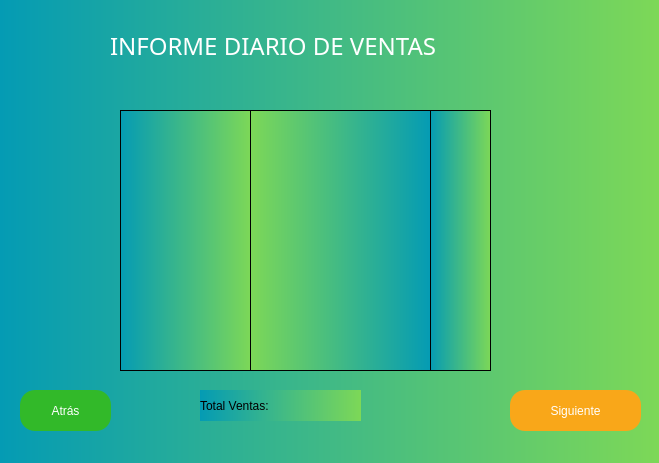
Yohan205/ProjectInventory, file Inventario.ui: the form before one commit.
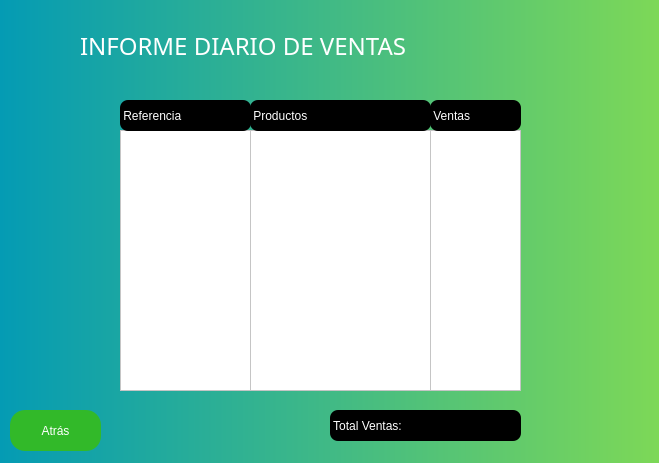
The form after the commit. Icons and pictures are not drawn.

The edit to the form file:
```diff
--- a/Inventario.ui
+++ b/Inventario.ui
@@ -27,9 +27,9 @@
    <widget class="QLabel" name="tittleDi">
     <property name="geometry">
      <rect>
-      <x>110</x>
+      <x>80</x>
       <y>30</y>
-      <width>401</width>
+      <width>491</width>
       <height>31</height>
      </rect>
     </property>
@@ -55,8 +55,8 @@
    <widget class="QPushButton" name="btnBackDi">
     <property name="geometry">
      <rect>
-      <x>20</x>
-      <y>390</y>
+      <x>10</x>
+      <y>410</y>
       <width>91</width>
       <height>41</height>
      </rect>
@@ -74,81 +74,123 @@
      <string>Atrás</string>
     </property>
    </widget>
-   <widget class="QPushButton" name="btnNext">
-    <property name="geometry">
-     <rect>
-      <x>510</x>
-      <y>390</y>
-      <width>131</width>
-      <height>41</height>
-     </rect>
-    </property>
-    <property name="cursor">
-     <cursorShape>PointingHandCursor</cursorShape>
-    </property>
-    <property name="styleSheet">
-     <string notr="true">background-color: rgb(249, 167, 25);
-color: rgb(255, 255, 255);
-border-radius:15px;
-font: 87 14pt &quot;Arial Black&quot;;</string>
-    </property>
-    <property name="text">
-     <string>Siguiente</string>
-    </property>
-   </widget>
    <widget class="QListWidget" name="listRef">
     <property name="geometry">
      <rect>
       <x>120</x>
-      <y>110</y>
+      <y>130</y>
       <width>131</width>
       <height>261</height>
      </rect>
     </property>
     <property name="styleSheet">
-     <string notr="true"/>
+     <string notr="true">background-color: rgb(255, 255, 255);</string>
     </property>
    </widget>
    <widget class="QListWidget" name="listProd">
     <property name="geometry">
      <rect>
       <x>250</x>
-      <y>110</y>
+      <y>130</y>
       <width>181</width>
       <height>261</height>
      </rect>
     </property>
     <property name="styleSheet">
-     <string notr="true">background-color: qlineargradient(spread:pad, x1:0, y1:0, x2:1, y2:0, stop:0 rgba(125,216,87, 255), stop:1 rgba(4,155,180, 255));</string>
+     <string notr="true">background-color: rgb(255, 255, 255);</string>
     </property>
    </widget>
    <widget class="QListWidget" name="listCant">
     <property name="geometry">
      <rect>
       <x>430</x>
-      <y>110</y>
-      <width>61</width>
+      <y>130</y>
+      <width>91</width>
       <height>261</height>
      </rect>
     </property>
     <property name="styleSheet">
-     <string notr="true"/>
+     <string notr="true">background-color: rgb(255, 255, 255);</string>
     </property>
    </widget>
    <widget class="QLabel" name="eTotal">
     <property name="geometry">
      <rect>
-      <x>200</x>
-      <y>390</y>
-      <width>161</width>
+      <x>330</x>
+      <y>410</y>
+      <width>191</width>
       <height>31</height>
      </rect>
     </property>
     <property name="styleSheet">
-     <string notr="true"/>
+     <string notr="true">background-color: rgb(0, 0, 0);
+font: 87 12pt &quot;Arial Black&quot;;
+color: rgb(255, 255, 255);
+border-radius:8px;
+</string>
     </property>
     <property name="text">
-     <string>Total Ventas:</string>
+     <string> Total Ventas:</string>
+    </property>
+   </widget>
+   <widget class="QLabel" name="iRefGe">
+    <property name="geometry">
+     <rect>
+      <x>120</x>
+      <y>100</y>
+      <width>131</width>
+      <height>31</height>
+     </rect>
+    </property>
+    <property name="styleSheet">
+     <string notr="true">background-color: rgb(0, 0, 0);
+font: 87 12pt &quot;Arial Black&quot;;
+color: rgb(255, 255, 255);
+border-radius:8px;
+</string>
+    </property>
+    <property name="text">
+     <string> Referencia</string>
+    </property>
+   </widget>
+   <widget class="QLabel" name="iVenDi">
+    <property name="geometry">
+     <rect>
+      <x>430</x>
+      <y>100</y>
+      <width>91</width>
+      <height>31</height>
+     </rect>
+    </property>
+    <property name="styleSheet">
+     <string notr="true">background-color: rgb(0, 0, 0);
+font: 87 12pt &quot;Arial Black&quot;;
+color: rgb(255, 255, 255);
+border-radius:8px;
+</string>
+    </property>
+    <property name="text">
+     <string> Ventas</string>
+    </property>
+   </widget>
+   <widget class="QLabel" name="iProdDi">
+    <property name="geometry">
+     <rect>
+      <x>250</x>
+      <y>100</y>
+      <width>181</width>
+      <height>31</height>
+     </rect>
+    </property>
+    <property name="styleSheet">
+     <string notr="true">background-color: rgb(0, 0, 0);
+font: 87 12pt &quot;Arial Black&quot;;
+color: rgb(255, 255, 255);
+border-radius:8px;
+</string>
+    </property>
+    <property name="text">
+     <string> Productos</string>
     </property>
    </widget>
   </widget>
```
Left out of the diff: 1 changed line with no effect on the pictures.
